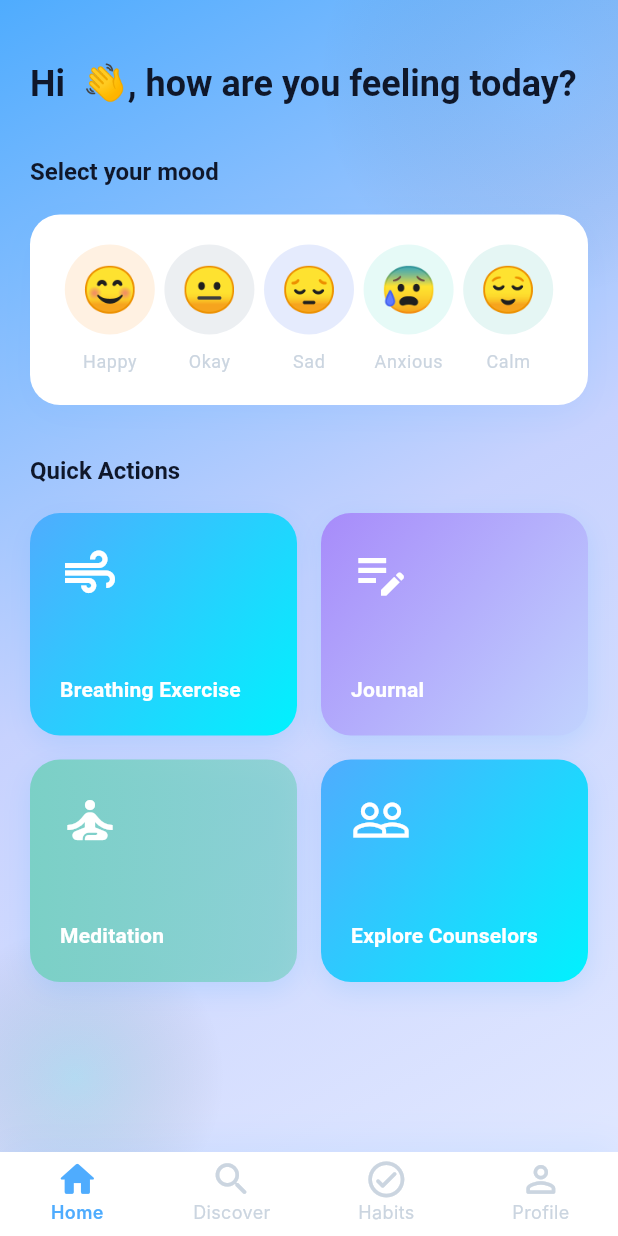
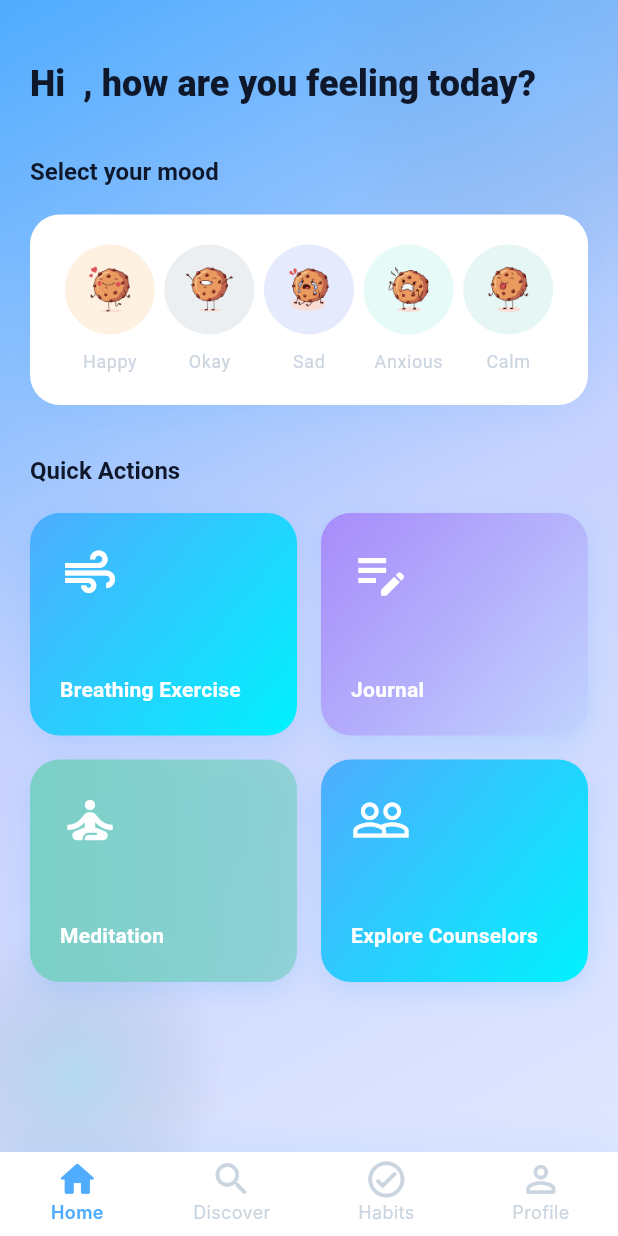
Before and after one commit to iNoumanMalik/ai-counseling-app, a Flutter app: the HomeScreen screen opened by its route, on a phone screen of 412 x 824 dp. Run offline on Flutter 3.47's test engine with Material 3 defaults, Android fonts, the light colour scheme and no system bars; drawn by our look-alikes of flutter_animate; our stand-ins replace audioplayers, confetti, flutter_riverpod, go_router, shared_preferences; accounts and stored records are empty; Roboto replaces fonts that are missing (Inter).

Commit message:
Replaced qwerty emojies with 3d icons

```diff
--- a/lib/config/strings.dart
+++ b/lib/config/strings.dart
@@ -16,7 +16,7 @@ class AppStrings {
   static const String onboardingDone = "Get Started";
 
   // Home
-  static const String homeGreeting = "Hi {name} 👋, how are you feeling today?";
+  static const String homeGreeting = "Hi {name} , how are you feeling today?";
   static const String homeMoodSelection = "Select your mood";
   static const String homeQuickActions = "Quick Actions";
   static const String homeExploreCounselors = "Explore Counselors";
--- a/lib/config/theme.dart
+++ b/lib/config/theme.dart
@@ -42,7 +42,7 @@ class AppTheme {
         displaySmall: TextStyle(
           // fontFamily: 'Poppins', // Uncomment after adding fonts
           fontSize: 24,
-          fontWeight: FontWeight.w600,
+          fontWeight: FontWeight.w900,
           color: AppColors.dark900,
           height: 1.3,
         ),
--- a/lib/features/habits/screens/habits_screen.dart
+++ b/lib/features/habits/screens/habits_screen.dart
@@ -112,11 +112,11 @@ class _HabitsScreenState extends ConsumerState<HabitsScreen> {
                                 .animate()
                                 .fadeIn(duration: 400.ms)
                                 .slideX(begin: -0.2, end: 0),
-                            const SizedBox(height: 8),
+                            const SizedBox(height: 16),
                             Text(
                               '${AppStrings.habitsStreak}: $_streak 🔥',
                               style: Theme.of(context).textTheme.bodyLarge?.copyWith(
-                                    color: AppColors.primary,
+                                    color: AppColors.dark900,
                                     fontWeight: FontWeight.w600,
                                   ),
                             )
--- a/lib/features/home/widgets/mood_selector.dart
+++ b/lib/features/home/widgets/mood_selector.dart
@@ -19,11 +19,31 @@ class MoodSelector extends ConsumerStatefulWidget {
 
 class _MoodSelectorState extends ConsumerState<MoodSelector> {
   final List<MoodOption> _moods = const [
-    MoodOption(emoji: '😊', label: AppStrings.moodHappy, color: AppColors.moodHappy),
-    MoodOption(emoji: '😐', label: AppStrings.moodOkay, color: AppColors.moodNeutral),
-    MoodOption(emoji: '😔', label: AppStrings.moodSad, color: AppColors.moodSad),
-    MoodOption(emoji: '😰', label: AppStrings.moodAnxious, color: AppColors.moodAnxiety),
-    MoodOption(emoji: '😌', label: AppStrings.moodCalm, color: AppColors.softAqua),
+    MoodOption(
+      iconPath: 'assets/icons/lovers.png',
+      label: AppStrings.moodHappy,
+      color: AppColors.moodHappy,
+    ),
+    MoodOption(
+      iconPath: 'assets/icons/laugh-emoji.png',
+      label: AppStrings.moodOkay,
+      color: AppColors.moodNeutral,
+    ),
+    MoodOption(
+      iconPath: 'assets/icons/cry-emoji.png',
+      label: AppStrings.moodSad,
+      color: AppColors.moodSad,
+    ),
+    MoodOption(
+      iconPath: 'assets/icons/angry.png',
+      label: AppStrings.moodAnxious,
+      color: AppColors.moodAnxiety,
+    ),
+    MoodOption(
+      iconPath: 'assets/icons/licking.png',
+      label: AppStrings.moodCalm,
+      color: AppColors.softAqua,
+    ),
   ];
 
   Future<void> _selectMood(String mood) async {
@@ -82,13 +102,18 @@ class _MoodSelectorState extends ConsumerState<MoodSelector> {
                         color: mood.color.withOpacity(isSelected ? 1.0 : 0.2),
                         shape: BoxShape.circle,
                         border: isSelected
-                        ? Border.all(color: AppColors.primarySkyBlue, width: 3)
+                            ? Border.all(
+                                color: AppColors.primarySkyBlue,
+                                width: 3,
+                              )
                             : null,
                       ),
                       child: Center(
-                    child: Text(
-                      mood.emoji,
-                      style: const TextStyle(fontSize: 30),
+                        child: Image.asset(
+                          mood.iconPath,
+                          width: 36,
+                          height: 36,
+                          fit: BoxFit.contain,
                         ),
                       ),
                     )
@@ -102,8 +127,12 @@ class _MoodSelectorState extends ConsumerState<MoodSelector> {
                 Text(
                   mood.label,
                   style: Theme.of(context).textTheme.bodySmall?.copyWith(
-                        color: isSelected ? AppColors.primarySkyBlue : AppColors.lightGray300,
-                        fontWeight: isSelected ? FontWeight.w600 : FontWeight.normal,
+                    color: isSelected
+                        ? AppColors.primarySkyBlue
+                        : AppColors.lightGray300,
+                    fontWeight: isSelected
+                        ? FontWeight.w600
+                        : FontWeight.normal,
                   ),
                 ),
               ],
@@ -116,12 +145,12 @@ class _MoodSelectorState extends ConsumerState<MoodSelector> {
 }
 
 class MoodOption {
-  final String emoji;
+  final String iconPath;
   final String label;
   final Color color;
 
   const MoodOption({
-    required this.emoji,
+    required this.iconPath,
     required this.label,
     required this.color,
   });
```
Also changed, not shown: lib/data/dummy/counselors_data.dart (+16 -16 lines), lib/features/onboarding/screens/onboarding_screen.dart (+30 -24 lines), assets/icons/angry.png (added), assets/icons/assessment.png (added), assets/icons/care.png (added), assets/icons/cry-emoji.png (added), assets/icons/gauge.png (added), assets/icons/healthy.png (added), assets/icons/laugh-emoji.png (added), assets/icons/licking.png (added), assets/icons/lovers.png (added), assets/icons/meditation.png (added). Lines whose indentation alone changed are shown as unchanged.
